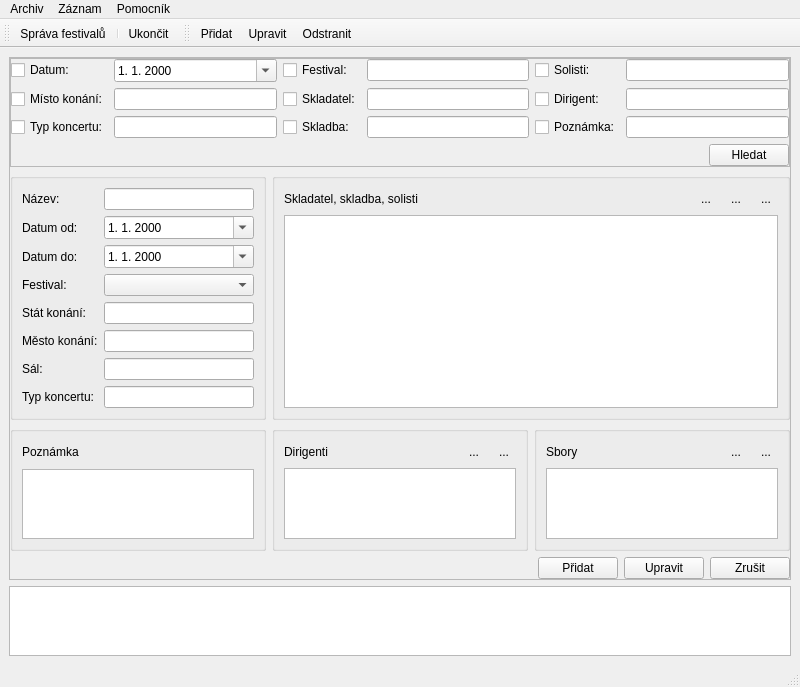
osense/fb-archive, file mainform.ui: the form before one commit.
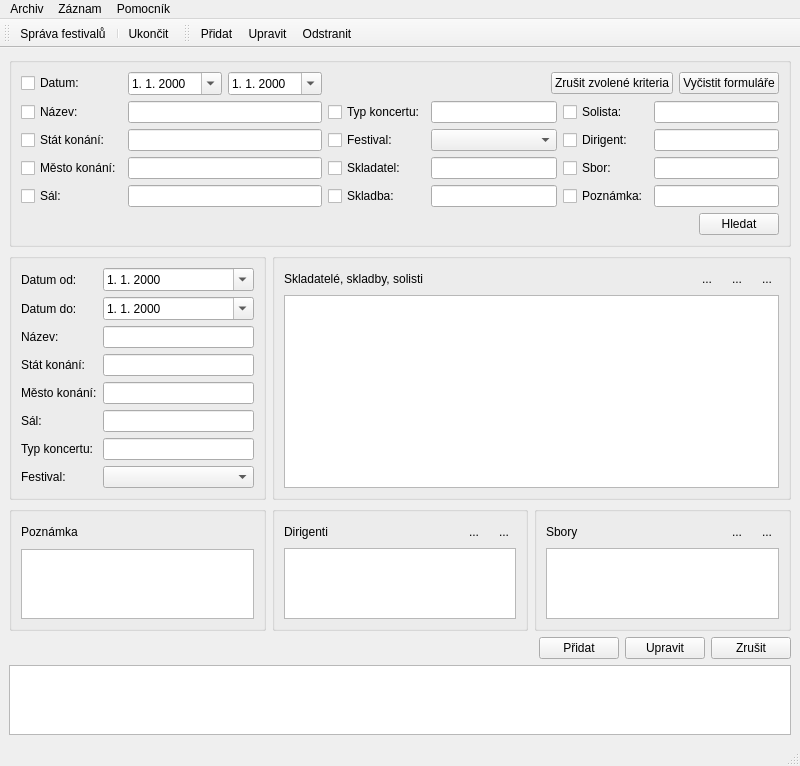
The form after the commit. Icons and pictures are not drawn.

What changed in the file:
```diff
--- a/mainform.ui
+++ b/mainform.ui
@@ -7,7 +7,7 @@
     <x>0</x>
     <y>0</y>
     <width>800</width>
-    <height>681</height>
+    <height>757</height>
    </rect>
   </property>
   <property name="windowTitle">
@@ -21,12 +21,6 @@
    <layout class="QGridLayout" name="gridLayout_12">
     <item row="0" column="0">
      <widget class="QFrame" name="frame">
-      <property name="frameShape">
-       <enum>QFrame::StyledPanel</enum>
-      </property>
-      <property name="frameShadow">
-       <enum>QFrame::Raised</enum>
-      </property>
       <layout class="QGridLayout" name="gridLayout_9">
        <property name="leftMargin">
         <number>0</number>
@@ -41,130 +35,221 @@
         <number>0</number>
        </property>
        <item row="0" column="0">
-        <widget class="QFrame" name="frame_search">
+        <widget class="QGroupBox" name="frame_search">
          <property name="sizePolicy">
           <sizepolicy hsizetype="Preferred" vsizetype="Fixed">
            <horstretch>0</horstretch>
            <verstretch>0</verstretch>
           </sizepolicy>
          </property>
-         <property name="frameShape">
-          <enum>QFrame::StyledPanel</enum>
-         </property>
-         <property name="frameShadow">
-          <enum>QFrame::Raised</enum>
-         </property>
-         <layout class="QGridLayout" name="gridLayout_2">
-          <property name="leftMargin">
-           <number>0</number>
-          </property>
-          <property name="topMargin">
-           <number>0</number>
-          </property>
-          <property name="rightMargin">
-           <number>0</number>
-          </property>
-          <property name="bottomMargin">
-           <number>0</number>
-          </property>
+         <layout class="QGridLayout" name="gridLayout_4">
           <item row="0" column="0">
-           <widget class="QCheckBox" name="checkBox">
-            <property name="text">
-             <string>Datum:</string>
-            </property>
-           </widget>
-          </item>
-          <item row="0" column="1">
-           <widget class="QDateTimeEdit" name="dateTimeEdit_2">
-            <property name="displayFormat">
-             <string>d. M. yyyy</string>
-            </property>
-            <property name="calendarPopup">
-             <bool>true</bool>
-            </property>
-           </widget>
-          </item>
-          <item row="0" column="2">
-           <widget class="QCheckBox" name="checkBox_4">
-            <property name="text">
-             <string>Festival:</string>
-            </property>
-           </widget>
-          </item>
-          <item row="0" column="3">
-           <widget class="QLineEdit" name="lineEdit_14"/>
-          </item>
-          <item row="0" column="4">
-           <widget class="QCheckBox" name="checkBox_7">
-            <property name="text">
-             <string>Solisti:</string>
-            </property>
-           </widget>
-          </item>
-          <item row="0" column="5">
-           <widget class="QLineEdit" name="lineEdit_15"/>
+           <layout class="QGridLayout" name="gridLayout_2">
+            <item row="0" column="0">
+             <widget class="QCheckBox" name="check_date">
+              <property name="text">
+               <string>Datum:</string>
+              </property>
+             </widget>
+            </item>
+            <item row="0" column="1">
+             <layout class="QHBoxLayout" name="horizontalLayout_4">
+              <item>
+               <widget class="QDateTimeEdit" name="edit_s_date_from">
+                <property name="sizePolicy">
+                 <sizepolicy hsizetype="Preferred" vsizetype="Fixed">
+                  <horstretch>0</horstretch>
+                  <verstretch>0</verstretch>
+                 </sizepolicy>
+                </property>
+                <property name="displayFormat">
+                 <string>d. M. yyyy</string>
+                </property>
+                <property name="calendarPopup">
+                 <bool>true</bool>
+                </property>
+               </widget>
+              </item>
+              <item>
+               <widget class="QDateTimeEdit" name="edit_s_date_to">
+                <property name="sizePolicy">
+                 <sizepolicy hsizetype="Preferred" vsizetype="Fixed">
+                  <horstretch>0</horstretch>
+                  <verstretch>0</verstretch>
+                 </sizepolicy>
+                </property>
+                <property name="displayFormat">
+                 <string>d. M. yyyy</string>
+                </property>
+                <property name="calendarPopup">
+                 <bool>true</bool>
+                </property>
+               </widget>
+              </item>
+             </layout>
+            </item>
+            <item row="0" column="2" colspan="4">
+             <layout class="QHBoxLayout" name="horizontalLayout_3">
+              <item>
+               <spacer name="horizontalSpacer_3">
+                <property name="orientation">
+                 <enum>Qt::Horizontal</enum>
+                </property>
+                <property name="sizeHint" stdset="0">
+                 <size>
+                  <width>287</width>
+                  <height>20</height>
+                 </size>
+                </property>
+               </spacer>
+              </item>
+              <item>
+               <widget class="QPushButton" name="btn_clear_criteria">
+                <property name="text">
+                 <string>Zrušit zvolené kriteria</string>
+                </property>
+                <property name="icon">
+                 <iconset resource="resource.qrc">
+                  <normaloff>:/icons/icons/Actions-edit-clear-list-icon.png</normaloff>:/icons/icons/Actions-edit-clear-list-icon.png</iconset>
+                </property>
+               </widget>
+              </item>
+              <item>
+               <widget class="QPushButton" name="btn_clear_widgets">
+                <property name="text">
+                 <string>Vyčistit formuláře</string>
+                </property>
+                <property name="icon">
+                 <iconset resource="resource.qrc">
+                  <normaloff>:/icons/icons/Actions-edit-clear-icon.png</normaloff>:/icons/icons/Actions-edit-clear-icon.png</iconset>
+                </property>
+               </widget>
+              </item>
+             </layout>
+            </item>
+            <item row="1" column="0">
+             <widget class="QCheckBox" name="check_name">
+              <property name="text">
+               <string>Název:</string>
+              </property>
+             </widget>
+            </item>
+            <item row="1" column="1">
+             <widget class="QLineEdit" name="edit_s_name"/>
+            </item>
+            <item row="1" column="2">
+             <widget class="QCheckBox" name="check_type">
+              <property name="text">
+               <string>Typ koncertu:</string>
+              </property>
+             </widget>
+            </item>
+            <item row="1" column="3">
+             <widget class="QLineEdit" name="edit_s_type"/>
+            </item>
+            <item row="1" column="4">
+             <widget class="QCheckBox" name="check_soloist">
+              <property name="text">
+               <string>Solista:</string>
+              </property>
+             </widget>
+            </item>
+            <item row="1" column="5">
+             <widget class="QLineEdit" name="edit_s_soloist"/>
+            </item>
+            <item row="2" column="0">
+             <widget class="QCheckBox" name="check_state">
+              <property name="text">
+               <string>Stát konání:</string>
+              </property>
+             </widget>
+            </item>
+            <item row="2" column="1">
+             <widget class="QLineEdit" name="edit_s_state"/>
+            </item>
+            <item row="2" column="2">
+             <widget class="QCheckBox" name="check_festival">
+              <property name="text">
+               <string>Festival:</string>
+              </property>
+             </widget>
+            </item>
+            <item row="2" column="3">
+             <widget class="QComboBox" name="cb_s_festival"/>
+            </item>
+            <item row="2" column="4">
+             <widget class="QCheckBox" name="check_dirigent">
+              <property name="text">
+               <string>Dirigent:</string>
+              </property>
+             </widget>
+            </item>
+            <item row="2" column="5">
+             <widget class="QLineEdit" name="edit_s_dirigent"/>
+            </item>
+            <item row="3" column="0">
+             <widget class="QCheckBox" name="check_city">
+              <property name="text">
+               <string>Město konání:</string>
+              </property>
+             </widget>
+            </item>
+            <item row="3" column="1">
+             <widget class="QLineEdit" name="edit_s_city"/>
+            </item>
+            <item row="3" column="2">
+             <widget class="QCheckBox" name="check_composer">
+              <property name="text">
+               <string>Skladatel:</string>
+              </property>
+             </widget>
+            </item>
+            <item row="3" column="3">
+             <widget class="QLineEdit" name="edit_s_composer"/>
+            </item>
+            <item row="3" column="4">
+             <widget class="QCheckBox" name="check_choir">
+              <property name="text">
+               <string>Sbor:</string>
+              </property>
+             </widget>
+            </item>
+            <item row="3" column="5">
+             <widget class="QLineEdit" name="edit_s_choir"/>
+            </item>
+            <item row="4" column="0">
+             <widget class="QCheckBox" name="check_hall">
+              <property name="text">
+               <string>Sál:</string>
+              </property>
+             </widget>
+            </item>
+            <item row="4" column="1">
+             <widget class="QLineEdit" name="edit_s_hall"/>
+            </item>
+            <item row="4" column="2">
+             <widget class="QCheckBox" name="check_work">
+              <property name="text">
+               <string>Skladba:</string>
+              </property>
+             </widget>
+            </item>
+            <item row="4" column="3">
+             <widget class="QLineEdit" name="edit_s_work"/>
+            </item>
+            <item row="4" column="4">
+             <widget class="QCheckBox" name="check_note">
+              <property name="text">
+               <string>Poznámka:</string>
+              </property>
+             </widget>
+            </item>
+            <item row="4" column="5">
+             <widget class="QLineEdit" name="edit_s_note"/>
+            </item>
+           </layout>
           </item>
           <item row="1" column="0">
-           <widget class="QCheckBox" name="checkBox_2">
-            <property name="text">
-             <string>Místo konání:</string>
-            </property>
-           </widget>
-          </item>
-          <item row="1" column="1">
-           <widget class="QLineEdit" name="lineEdit_9"/>
-          </item>
-          <item row="1" column="2">
-           <widget class="QCheckBox" name="checkBox_5">
-            <property name="text">
-             <string>Skladatel:</string>
-            </property>
-           </widget>
-          </item>
-          <item row="1" column="3">
-           <widget class="QLineEdit" name="lineEdit_12"/>
-          </item>
-          <item row="1" column="4">
-           <widget class="QCheckBox" name="checkBox_8">
-            <property name="text">
-             <string>Dirigent:</string>
-            </property>
-           </widget>
-          </item>
-          <item row="1" column="5">
-           <widget class="QLineEdit" name="lineEdit_10"/>
-          </item>
-          <item row="2" column="0">
-           <widget class="QCheckBox" name="checkBox_3">
-            <property name="text">
-             <string>Typ koncertu:</string>
-            </property>
-           </widget>
-          </item>
-          <item row="2" column="1">
-           <widget class="QLineEdit" name="lineEdit_13"/>
-          </item>
-          <item row="2" column="2">
-           <widget class="QCheckBox" name="checkBox_6">
-            <property name="text">
-             <string>Skladba:</string>
-            </property>
-           </widget>
-          </item>
-          <item row="2" column="3">
-           <widget class="QLineEdit" name="lineEdit_16"/>
-          </item>
-          <item row="2" column="4">
-           <widget class="QCheckBox" name="checkBox_9">
-            <property name="text">
-             <string>Poznámka:</string>
-            </property>
-           </widget>
-          </item>
-          <item row="2" column="5">
-           <widget class="QLineEdit" name="lineEdit_11"/>
-          </item>
-          <item row="3" column="0" colspan="6">
            <layout class="QHBoxLayout" name="horizontalLayout_2">
             <item>
              <spacer name="horizontalSpacer_2">
@@ -223,23 +308,13 @@
             </property>
             <layout class="QGridLayout" name="gridLayout_3">
              <item row="0" column="0">
-              <widget class="QLabel" name="label_11">
-               <property name="text">
-                <string>Název:</string>
-               </property>
-              </widget>
-             </item>
-             <item row="0" column="1">
-              <widget class="QLineEdit" name="edit_name"/>
-             </item>
-             <item row="1" column="0">
               <widget class="QLabel" name="label">
                <property name="text">
                 <string>Datum od:</string>
                </property>
               </widget>
              </item>
-             <item row="1" column="1">
+             <item row="0" column="1">
               <widget class="QDateTimeEdit" name="edit_date_from">
                <property name="displayFormat">
                 <string>d. M. yyyy</string>
@@ -249,14 +324,14 @@
                </property>
               </widget>
              </item>
-             <item row="2" column="0">
+             <item row="1" column="0">
               <widget class="QLabel" name="label_12">
                <property name="text">
                 <string>Datum do:</string>
                </property>
               </widget>
              </item>
-             <item row="2" column="1">
+             <item row="1" column="1">
               <widget class="QDateTimeEdit" name="edit_date_to">
                <property name="displayFormat">
                 <string>d. M. yyyy</string>
@@ -266,56 +341,66 @@
                </property>
               </widget>
              </item>
+             <item row="2" column="0">
+              <widget class="QLabel" name="label_11">
+               <property name="text">
+                <string>Název:</string>
+               </property>
+              </widget>
+             </item>
+             <item row="2" column="1">
+              <widget class="QLineEdit" name="edit_name"/>
+             </item>
              <item row="3" column="0">
-              <widget class="QLabel" name="label_9">
-               <property name="text">
-                <string>Festival:</string>
-               </property>
-              </widget>
-             </item>
-             <item row="3" column="1">
-              <widget class="QComboBox" name="cb_festival"/>
-             </item>
-             <item row="4" column="0">
               <widget class="QLabel" name="label_2">
                <property name="text">
                 <string>Stát konání:</string>
                </property>
               </widget>
              </item>
-             <item row="4" column="1">
+             <item row="3" column="1">
               <widget class="QLineEdit" name="edit_state"/>
              </item>
-             <item row="5" column="0">
+             <item row="4" column="0">
               <widget class="QLabel" name="label_3">
                <property name="text">
                 <string>Město konání:</string>
                </property>
               </widget>
              </item>
-             <item row="5" column="1">
+             <item row="4" column="1">
               <widget class="QLineEdit" name="edit_city"/>
              </item>
-             <item row="6" column="0">
+             <item row="5" column="0">
               <widget class="QLabel" name="label_5">
                <property name="text">
                 <string>Sál:</string>
                </property>
               </widget>
              </item>
-             <item row="6" column="1">
+             <item row="5" column="1">
               <widget class="QLineEdit" name="edit_hall"/>
              </item>
-             <item row="7" column="0">
+             <item row="6" column="0">
               <widget class="QLabel" name="label_4">
                <property name="text">
                 <string>Typ koncertu:</string>
                </property>
               </widget>
              </item>
-             <item row="7" column="1">
+             <item row="6" column="1">
               <widget class="QLineEdit" name="edit_type"/>
              </item>
+             <item row="7" column="0">
+              <widget class="QLabel" name="label_9">
+               <property name="text">
+                <string>Festival:</string>
+               </property>
+              </widget>
+             </item>
+             <item row="7" column="1">
+              <widget class="QComboBox" name="cb_festival"/>
+             </item>
             </layout>
            </widget>
           </item>
@@ -563,7 +648,7 @@
                 </sizepolicy>
                </property>
                <property name="text">
-                <string>Skladatel, skladba, solisti</string>
+                <string>Skladatelé, skladby, solisti</string>
                </property>
               </widget>
              </item>
```
Left out of the diff: 440 changed lines with no effect on the pictures.
